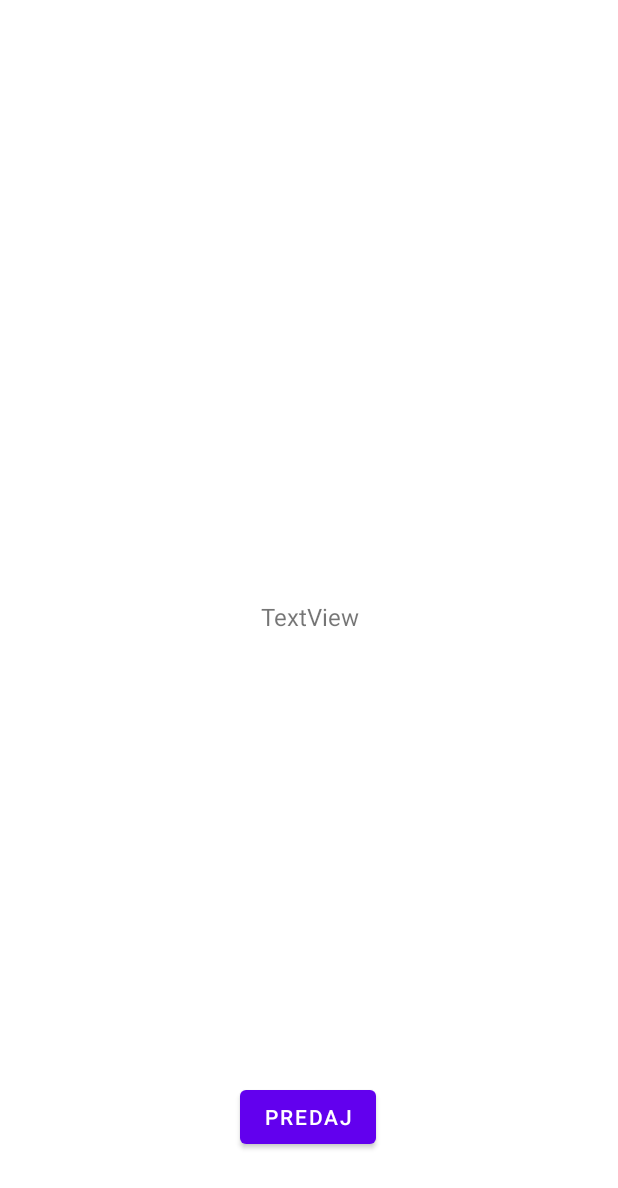
After one commit to mbobic1/App_for_survey, an Android app: the layout predaj.xml on its own in the app's theme, with its tools: preview values and no code run, on a phone screen of 412 x 824 dp. The commit adds this screen. Shown: the top 1188 px of the screen. Run offline under Robolectric (Android 15) with nearby library versions, the phone set to English and light mode, and no system bars.

Commit message:
drugi zadatak spirala 2

```diff
--- /dev/null
+++ b/app/src/main/res/layout/predaj.xml
@@ -0,0 +1,34 @@
+<?xml version="1.0" encoding="utf-8"?>
+<androidx.constraintlayout.widget.ConstraintLayout xmlns:android="http://schemas.android.com/apk/res/android"
+    xmlns:app="http://schemas.android.com/apk/res-auto"
+    xmlns:tools="http://schemas.android.com/tools"
+    android:layout_width="match_parent"
+    android:layout_height="match_parent"
+    android:textAlignment="center">
+
+
+    <TextView
+        android:id="@+id/progresTekst"
+        android:layout_width="match_parent"
+        android:layout_height="70dp"
+        android:gravity="center"
+        android:text="TextView"
+        android:textSize="16dp"
+        app:layout_constraintBottom_toBottomOf="parent"
+        app:layout_constraintTop_toTopOf="parent"
+        app:layout_constraintVertical_bias="0.499"
+        tools:layout_editor_absoluteX="0dp" />
+
+    <Button
+        android:id="@+id/dugmePredaj"
+        android:layout_width="wrap_content"
+        android:layout_height="wrap_content"
+        android:text="Predaj"
+        app:layout_constraintBottom_toBottomOf="parent"
+        app:layout_constraintEnd_toEndOf="parent"
+        app:layout_constraintHorizontal_bias="0.498"
+        app:layout_constraintStart_toStartOf="parent"
+        app:layout_constraintTop_toTopOf="parent"
+        app:layout_constraintVertical_bias="0.929" />
+
+</androidx.constraintlayout.widget.ConstraintLayout>
```
Also changed, not shown: app/src/main/java/ba/etf/rma22/projekat/MainActivity.kt (+50 -30 lines), app/src/main/java/ba/etf/rma22/projekat/view/AnketaListAdapter.kt (+37 -2 lines), app/src/main/java/ba/etf/rma22/projekat/view/FragmentAnkete.kt (+2 -7 lines), app/src/main/java/ba/etf/rma22/projekat/view/FragmentIstrazivanje.kt (+7 -0 lines), app/src/main/java/ba/etf/rma22/projekat/view/FragmentPitanje.kt (+5 -3 lines), app/src/main/java/ba/etf/rma22/projekat/view/FragmentPoruka.kt (+19 -3 lines), app/src/main/java/ba/etf/rma22/projekat/view/FragmentPredaj.kt (+26 -1 lines), app/src/main/java/ba/etf/rma22/projekat/view/ViewPagerAdapter.kt (+39 -19 lines).
